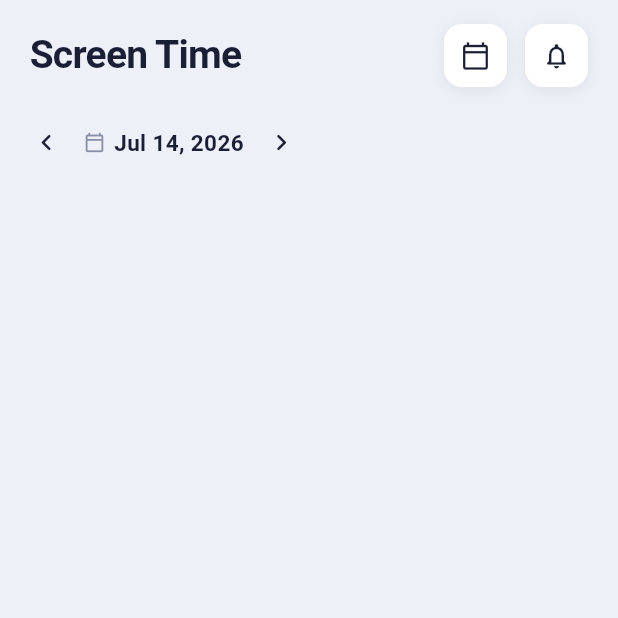
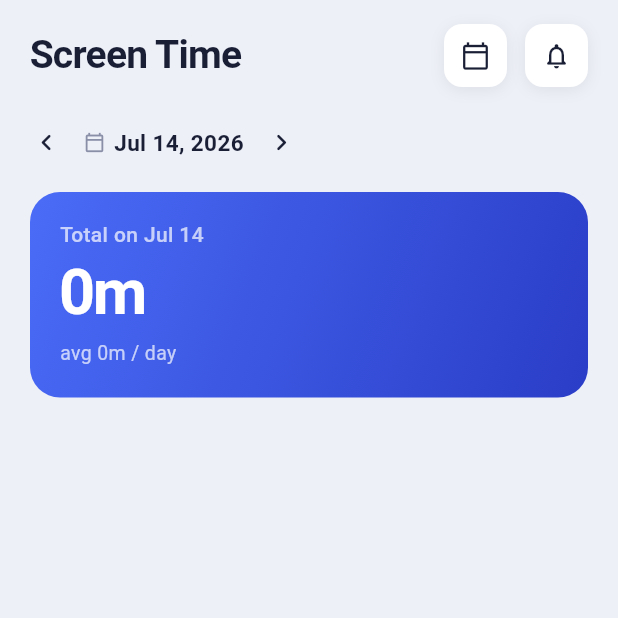
Before and after one commit to div-comcast/screentimetracker, a Flutter app: the screen it shows after launch, after a tap on the "chevron left" icon, on a phone screen of 412 x 824 dp, the top half of it. Run offline on Flutter 3.47's test engine with Material 3 defaults, Android fonts, the phone set to English and light mode, and no system bars.

Commit message:
kpi card

```diff
--- a/lib/frontend/screens/dashboard.dart
+++ b/lib/frontend/screens/dashboard.dart
@@ -3,6 +3,7 @@ import '../theme/app_theme.dart';
 import '../widgets/header.dart';
 import '../widgets/calendar.dart';
 import '../widgets/date_rangebar.dart';
+import '../widgets/dashboard/kpi_card.dart';
 
 class DashboardScreen extends StatefulWidget {
   const DashboardScreen({super.key});
@@ -78,6 +79,11 @@ class _DashboardScreenState extends State<DashboardScreen> {
               onBack: _canGoBack ? _shiftBack : null,
               onForward: _canGoForward ? _shiftForward : null,
             ),
+            const SizedBox(height: 12),
+            KpiCard(
+              start: _selectedStart,
+              end: _selectedEnd,
+            ),
           ],
         ),
       ),
--- /dev/null
+++ b/lib/frontend/widgets/dashboard/kpi_card.dart
@@ -0,0 +1,261 @@
+import 'package:flutter/material.dart';
+import '../../../backend/domains/usage/reports.dart';
+import '../../../backend/domains/usage/schema.dart';
+import '../../theme/app_theme.dart';
+
+class KpiCard extends StatefulWidget {
+  final DateTime start;
+  final DateTime end;
+
+  const KpiCard({super.key, required this.start, required this.end});
+
+  @override
+  State<KpiCard> createState() => _KpiCardState();
+}
+
+class _KpiCardState extends State<KpiCard> {
+  late Future<DailyUsageReport> _future;
+
+  @override
+  void initState() {
+    super.initState();
+    _future = getDailyUsageReport(startDate: widget.start, endDate: widget.end);
+  }
+
+  @override
+  void didUpdateWidget(KpiCard oldWidget) {
+    super.didUpdateWidget(oldWidget);
+    if (oldWidget.start != widget.start || oldWidget.end != widget.end) {
+      setState(() {
+        _future = getDailyUsageReport(startDate: widget.start, endDate: widget.end);
+      });
+    }
+  }
+
+  int get _days => widget.end.difference(widget.start).inDays + 1;
+
+  String get _periodLabel {
+    if (_days == 1) {
+      final today = DateTime.now();
+      final isToday = widget.start.year == today.year &&
+          widget.start.month == today.month &&
+          widget.start.day == today.day;
+      return isToday ? 'Total today' : 'Total on ${_shortDate(widget.start)}';
+    }
+    if (_days == 7) return 'Total this week';
+    if (_days == 14) return 'Total last 14 days';
+    return 'Total for $_days days';
+  }
+
+  static String _shortDate(DateTime d) {
+    const m = [
+      'Jan', 'Feb', 'Mar', 'Apr', 'May', 'Jun',
+      'Jul', 'Aug', 'Sep', 'Oct', 'Nov', 'Dec',
+    ];
+    return '${m[d.month - 1]} ${d.day}';
+  }
+
+  static String _formatTime(int ms) {
+    final totalMins = ms ~/ 60000;
+    final h = totalMins ~/ 60;
+    final m = totalMins % 60;
+    if (h == 0) return '${m}m';
+    if (m == 0) return '${h}h';
+    return '${h}h ${m}m';
+  }
+
+  String _subtitleText(DailyKpiRecord kpi) {
+    final avgMs = _days > 0 ? kpi.derivedTimeUsed ~/ _days : 0;
+    final avgStr = 'avg ${_formatTime(avgMs)} / day';
+
+    final vsYest = kpi.vsYesterdayPct;
+    if (vsYest != null) {
+      final word = vsYest < 0 ? 'less' : 'more';
+      final ref = _days == 1 ? 'yesterday' : 'prev. day';
+      return '$word than $ref · $avgStr';
+    }
+    return avgStr;
+  }
+
+  @override
+  Widget build(BuildContext context) {
+    return Padding(
+      padding: const EdgeInsets.symmetric(horizontal: 20),
+      child: Container(
+        width: double.infinity,
+        padding: const EdgeInsets.fromLTRB(20, 18, 20, 20),
+        decoration: BoxDecoration(
+          gradient: const LinearGradient(
+            colors: [Color(0xFF4A6CF7), Color(0xFF2A3DC7)],
+            begin: Alignment.topLeft,
+            end: Alignment.bottomRight,
+          ),
+          borderRadius: BorderRadius.circular(20),
+        ),
+        child: FutureBuilder<DailyUsageReport>(
+          future: _future,
+          builder: (context, snapshot) {
+            if (snapshot.connectionState == ConnectionState.waiting) {
+              return _buildLoading();
+            }
+            if (!snapshot.hasData || snapshot.hasError) {
+              return _buildEmpty();
+            }
+            return _buildContent(snapshot.data!.kpi);
+          },
+        ),
+      ),
+    );
+  }
+
+  Widget _buildContent(DailyKpiRecord kpi) {
+    return Column(
+      crossAxisAlignment: CrossAxisAlignment.start,
+      children: [
+        // Top row: period label + % badge
+        Row(
+          mainAxisAlignment: MainAxisAlignment.spaceBetween,
+          crossAxisAlignment: CrossAxisAlignment.center,
+          children: [
+            Text(
+              _periodLabel,
+              style: const TextStyle(
+                color: Colors.white70,
+                fontSize: 14,
+                fontWeight: FontWeight.w500,
+              ),
+            ),
+            if (kpi.vsYesterdayPct != null)
+              _PctBadge(pct: kpi.vsYesterdayPct!),
+          ],
+        ),
+        const SizedBox(height: 6),
+        // Big time
+        Text(
+          _formatTime(kpi.derivedTimeUsed),
+          style: const TextStyle(
+            color: Colors.white,
+            fontSize: 42,
+            fontWeight: FontWeight.bold,
+            letterSpacing: -1.5,
+            height: 1.1,
+          ),
+        ),
+        const SizedBox(height: 8),
+        // Subtitle
+        Text(
+          _subtitleText(kpi),
+          style: const TextStyle(
+            color: Colors.white70,
+            fontSize: 13,
+            fontWeight: FontWeight.w400,
+          ),
+        ),
+      ],
+    );
+  }
+
+  Widget _buildLoading() {
+    return Column(
+      crossAxisAlignment: CrossAxisAlignment.start,
+      children: [
+        Row(
+          mainAxisAlignment: MainAxisAlignment.spaceBetween,
+          children: [
+            _Shimmer(width: 110, height: 14),
+            _Shimmer(width: 60, height: 26),
+          ],
+        ),
+        const SizedBox(height: 10),
+        _Shimmer(width: 160, height: 42),
+        const SizedBox(height: 10),
+        _Shimmer(width: 220, height: 13),
+      ],
+    );
+  }
+
+  Widget _buildEmpty() {
+    return Column(
+      crossAxisAlignment: CrossAxisAlignment.start,
+      children: [
+        Text(
+          _periodLabel,
+          style: const TextStyle(color: Colors.white70, fontSize: 14),
+        ),
+        const SizedBox(height: 6),
+        const Text(
+          '0m',
+          style: TextStyle(
+            color: Colors.white,
+            fontSize: 42,
+            fontWeight: FontWeight.bold,
+            letterSpacing: -1.5,
+          ),
+        ),
+        const SizedBox(height: 8),
+        const Text(
+          'No data for this period',
+          style: TextStyle(color: Colors.white70, fontSize: 13),
+        ),
+      ],
+    );
+  }
+}
+
+// ── % Badge ──────────────────────────────────────────────────────────────────
+
+class _PctBadge extends StatelessWidget {
+  final double pct;
+  const _PctBadge({required this.pct});
+
+  @override
+  Widget build(BuildContext context) {
+    final isDown = pct < 0;
+    return Container(
+      padding: const EdgeInsets.symmetric(horizontal: 10, vertical: 5),
+      decoration: BoxDecoration(
+        color: Colors.white.withValues(alpha: 0.2),
+        borderRadius: BorderRadius.circular(20),
+      ),
+      child: Row(
+        mainAxisSize: MainAxisSize.min,
+        children: [
+          Icon(
+            isDown ? Icons.arrow_downward_rounded : Icons.arrow_upward_rounded,
+            size: 12,
+            color: Colors.white,
+          ),
+          const SizedBox(width: 3),
+          Text(
+            '${pct.abs().toStringAsFixed(1)}%',
+            style: const TextStyle(
+              color: Colors.white,
+              fontSize: 12,
+              fontWeight: FontWeight.w600,
+            ),
+          ),
+        ],
+      ),
+    );
+  }
+}
+
+// ── Shimmer placeholder ───────────────────────────────────────────────────────
+
+class _Shimmer extends StatelessWidget {
+  final double width;
+  final double height;
+  const _Shimmer({required this.width, required this.height});
+
+  @override
+  Widget build(BuildContext context) {
+    return Container(
+      width: width,
+      height: height,
+      decoration: BoxDecoration(
+        color: Colors.white.withValues(alpha: 0.2),
+        borderRadius: BorderRadius.circular(6),
+      ),
+    );
+  }
+}
```
